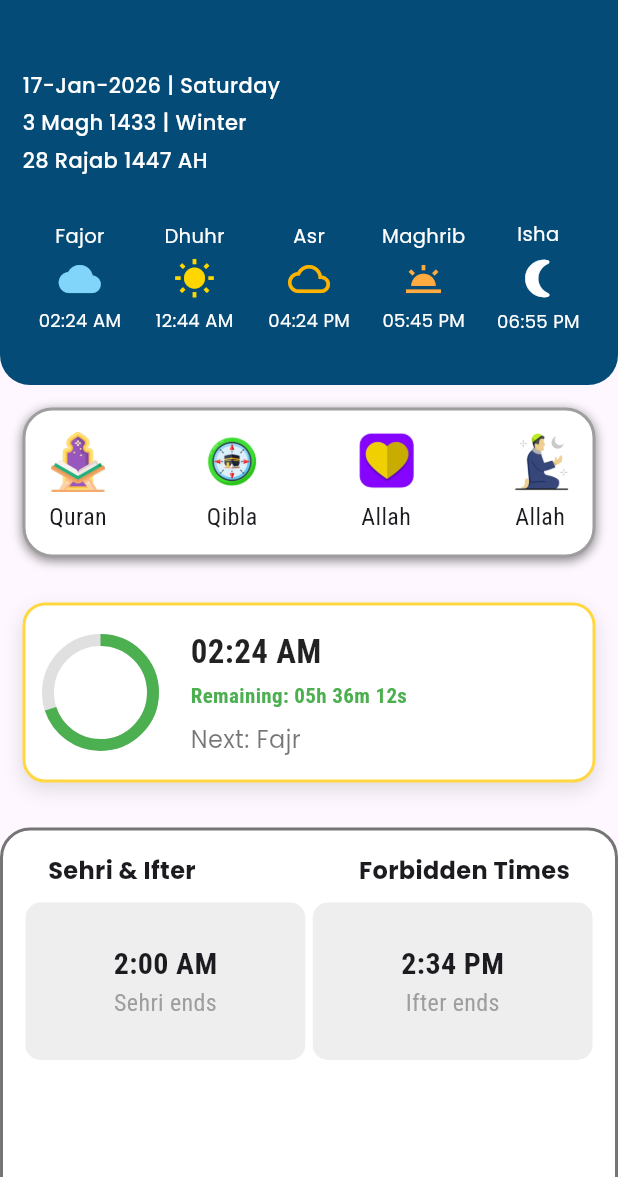
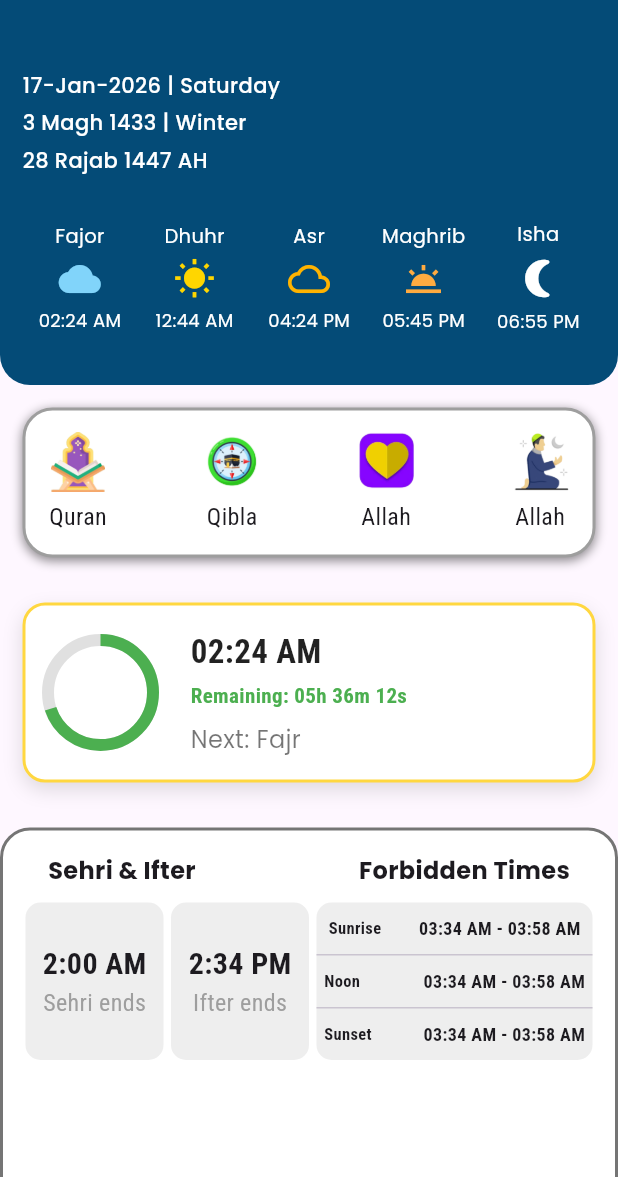
Before and after one commit to oliulalam/pure_muslim_app, a Flutter app: the screen it shows after launch, on a phone screen of 412 x 824 dp, the part 59-1236 px from its top. Run offline on Flutter 3.47's test engine with Material 3 defaults, Android fonts, the phone set to English and light mode, and no system bars; our stand-ins replace flutter_svg.

Commit message:
Forbidden Time Card added

```diff
--- a/lib/screen/home_screen.dart
+++ b/lib/screen/home_screen.dart
@@ -511,7 +511,57 @@ class _HomeScreenState extends State<HomeScreen> {
                           ),
                         ),
                       ),
-
+                      SizedBox(width: 5,),
+                      Expanded(
+                        flex: 2,
+                        child: Container(
+                          height: 105,
+                          decoration: BoxDecoration(
+                              color: Colors.grey.shade200,
+                            borderRadius: BorderRadius.circular(10)
+                          ),
+                          child: Column(
+                            mainAxisAlignment: MainAxisAlignment.spaceEvenly,
+                            children: [
+                              Padding(
+                                padding: const EdgeInsets.symmetric(horizontal: 8),
+                                child: Row(
+                                  crossAxisAlignment: CrossAxisAlignment.center,
+                                  mainAxisAlignment: MainAxisAlignment.spaceBetween,
+                                  children: [
+                                    Text("Sunrise", style: TextStyle( fontSize: 11, fontWeight: FontWeight.w600),),
+                                    Text('03:34 AM - 03:58 AM', style: TextStyle( fontSize: 12, fontWeight: FontWeight.w600),)
+                                  ],
+                                ),
+                              ),
+                              Divider(height: 1,),
+                              Padding(
+                                padding: const EdgeInsets.symmetric(horizontal: 5.0),
+                                child: Row(
+                                  crossAxisAlignment: CrossAxisAlignment.center,
+                                  mainAxisAlignment: MainAxisAlignment.spaceBetween,
+                                  children: [
+                                    Text("Noon", style: TextStyle(fontSize: 11,fontWeight: FontWeight.w600),),
+                                    Text('03:34 AM - 03:58 AM', style: TextStyle(fontSize: 12, fontWeight: FontWeight.w600),)
+                                  ],
+                                ),
+                              ),
+                              Divider(height: 1,),
+                              Padding(
+                                padding: const EdgeInsets.symmetric(horizontal: 5.0),
+                                child: Row(
+                                  crossAxisAlignment: CrossAxisAlignment.center,
+                                  mainAxisAlignment: MainAxisAlignment.spaceBetween,
+                                  children: [
+                                    Text("Sunset", style: TextStyle(fontSize: 11, fontWeight: FontWeight.w600),),
+                                    Text('03:34 AM - 03:58 AM', style: TextStyle(fontSize: 12, fontWeight: FontWeight.w600),)
+                                  ],
+                                ),
+                              ),
+                            ],
+                          ),
+                        ),
+                      ),
                     ],
                   )
 
```
